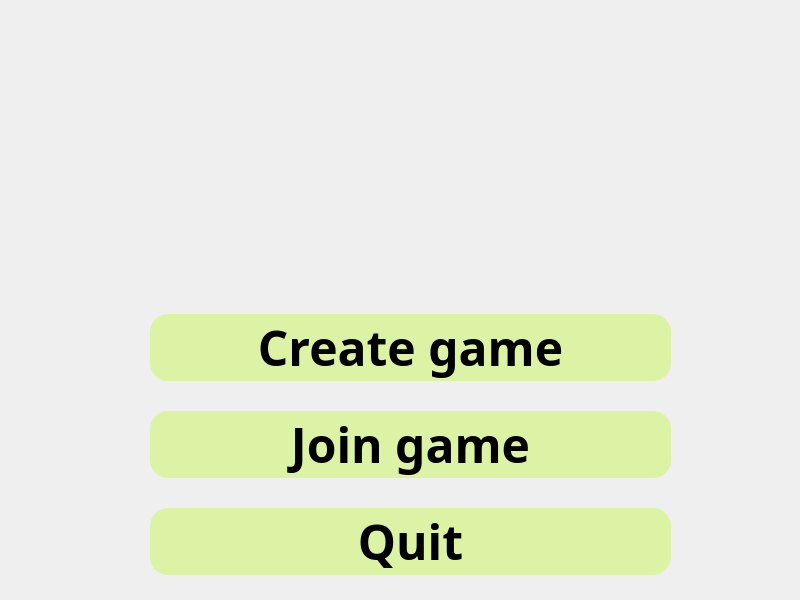
This is src/client/ui/mainwindow.ui in Jignacio14/JazzJackRabbit as Qt 5 draws it before an edit. The edited form follows.
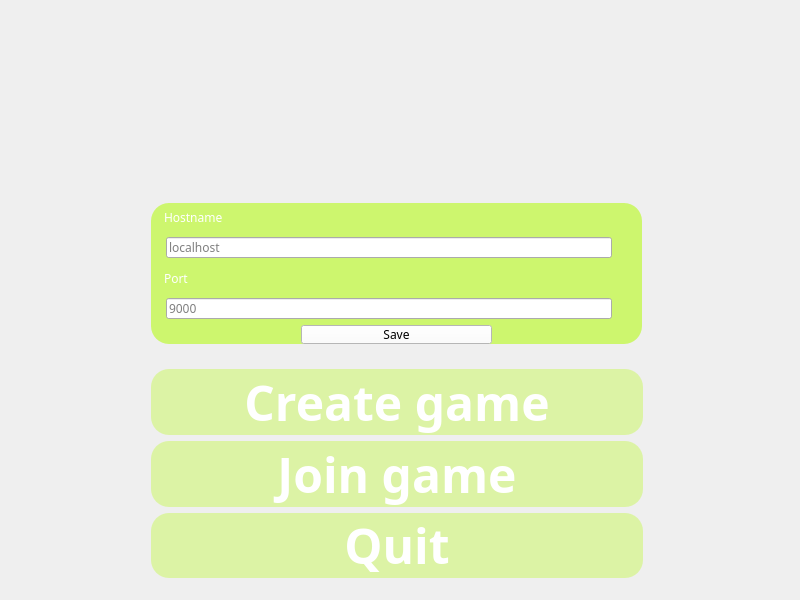
This is the edited form. Icons and pictures are not drawn.

Commit message: feat & fix: Added hostname and port boxes in StartupScreen. Fixed font not being loaded. Added Qt::Gui to CMake

The edit to the form file:
```diff
--- a/src/client/ui/mainwindow.ui
+++ b/src/client/ui/mainwindow.ui
@@ -37,18 +37,40 @@
      <bool>true</bool>
     </property>
    </widget>
-   <widget class="QWidget" name="verticalLayoutWidget">
+   <widget class="QLabel" name="bannerLabel">
     <property name="geometry">
      <rect>
-      <x>150</x>
-      <y>290</y>
-      <width>521</width>
-      <height>311</height>
+      <x>0</x>
+      <y>-10</y>
+      <width>341</width>
+      <height>181</height>
      </rect>
     </property>
-    <layout class="QVBoxLayout" name="verticalLayout">
+    <property name="styleSheet">
+     <string notr="true">image: url(:/images/assets/game_banner.png);</string>
+    </property>
+    <property name="text">
+     <string/>
+    </property>
+    <property name="scaledContents">
+     <bool>true</bool>
+    </property>
+   </widget>
+   <widget class="QWidget" name="">
+    <property name="geometry">
+     <rect>
+      <x>151</x>
+      <y>369</y>
+      <width>492</width>
+      <height>209</height>
+     </rect>
+    </property>
+    <layout class="QVBoxLayout" name="buttonsLayout">
      <item>
       <widget class="QPushButton" name="createGameButton">
+       <property name="enabled">
+        <bool>false</bool>
+       </property>
        <property name="font">
         <font>
          <family>Joystix</family>
@@ -62,6 +84,7 @@
        <property name="styleSheet">
         <string notr="true">QPushButton#createGameButton {
 	background-color: rgba(177,252,3,80);
+	color: rgb(255, 255, 255);
 	border-radius: 18px;
 	font-family: Joystix;
 }
@@ -83,6 +106,9 @@
      </item>
      <item>
       <widget class="QPushButton" name="joinGameButton">
+       <property name="enabled">
+        <bool>false</bool>
+       </property>
        <property name="font">
         <font>
          <family>Joystix</family>
@@ -95,6 +121,7 @@
        </property>
        <property name="styleSheet">
         <string notr="true">QPushButton#joinGameButton {
+	color: rgb(255, 255, 255);
 	background-color: rgba(177,252,3,80);
 	border-radius: 18px;
 	font-family: Joystix
@@ -131,6 +158,7 @@
        <property name="styleSheet">
         <string notr="true">QPushButton#quitButton {
 	background-color: rgba(177,252,3,80);
+	color: rgb(255, 255, 255);
 	border-radius: 18px;
 	font-family: Joystix;
 }
@@ -152,24 +180,103 @@
      </item>
     </layout>
    </widget>
-   <widget class="QLabel" name="label_2">
+   <widget class="QWidget" name="inputWidget" native="true">
     <property name="geometry">
      <rect>
-      <x>0</x>
-      <y>-10</y>
-      <width>341</width>
-      <height>181</height>
+      <x>151</x>
+      <y>203</y>
+      <width>491</width>
+      <height>141</height>
      </rect>
     </property>
     <property name="styleSheet">
-     <string notr="true">image: url(:/images/assets/game_banner.png);</string>
+     <string notr="true">QWidget#inputWidget {
+	background-color: rgba(177,252,3,140);
+	border-radius: 18px;
+	padding-left: 30px;
+}</string>
     </property>
-    <property name="text">
-     <string/>
-    </property>
-    <property name="scaledContents">
-     <bool>true</bool>
-    </property>
+    <layout class="QVBoxLayout" name="inputLayout">
+     <item>
+      <widget class="QLabel" name="hostnameLabel">
+       <property name="styleSheet">
+        <string notr="true">QLabel#hostnameLabel {
+	color: rgb(255, 255, 255);
+	font-family: Joystix;
+	margin-left: 10px;
+}</string>
+       </property>
+       <property name="text">
+        <string>Hostname</string>
+       </property>
+       <property name="scaledContents">
+        <bool>false</bool>
+       </property>
+       <property name="wordWrap">
+        <bool>false</bool>
+       </property>
+      </widget>
+     </item>
+     <item>
+      <widget class="QLineEdit" name="hostnameInput">
+       <property name="styleSheet">
+        <string notr="true">QLineEdit#hostnameInput {
+	font-family: Joystix;
+	margin-left: 15px;
+	margin-right: 30px;
+}</string>
+       </property>
+       <property name="placeholderText">
+        <string>localhost</string>
+       </property>
+      </widget>
+     </item>
+     <item>
+      <widget class="QLabel" name="portLabel">
+       <property name="styleSheet">
+        <string notr="true">QLabel#portLabel {
+	color: rgb(255, 255, 255);
+	font-family: Joystix;
+	margin-left: 10px;
+}</string>
+       </property>
+       <property name="text">
+        <string>Port</string>
+       </property>
+      </widget>
+     </item>
+     <item>
+      <widget class="QLineEdit" name="portInput">
+       <property name="styleSheet">
+        <string notr="true">QLineEdit#portInput {
+	font-family: Joystix;
+	margin-left: 15px;
+	margin-right: 30px;
+}</string>
+       </property>
+       <property name="placeholderText">
+        <string>9000</string>
+       </property>
+      </widget>
+     </item>
+     <item>
+      <widget class="QPushButton" name="saveButton">
+       <property name="styleSheet">
+        <string notr="true">QPushButton#saveButton {
+	background-color: rgb(255, 255, 255);
+	color: rgb(0,0,0);
+	font-family: Joystix;
+	border-color: rgb(17, 0, 255);
+	margin-left: 150px;
+	margin-right: 150px;
+}</string>
+       </property>
+       <property name="text">
+        <string>Save</string>
+       </property>
+      </widget>
+     </item>
+    </layout>
    </widget>
   </widget>
  </widget>
```
Left out of the diff: 8 changed lines with no effect on the pictures. The commit also changes 7 other files.
